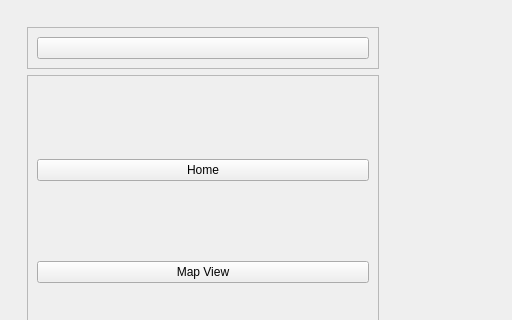
Old version of the form AsterixDecoder/interface.ui in the repository marmengolroig/Obelix; both pictures show x 0 to 512 and y 0 to 320 of the 800 by 600 pixel window.
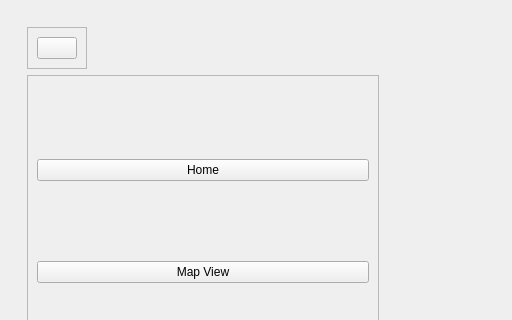
New version of the form. Icons and pictures are not drawn.

Commit message: cat21 dataitems

The edit to the form file:
```diff
--- a/AsterixDecoder/interface.ui
+++ b/AsterixDecoder/interface.ui
@@ -21,7 +21,7 @@
        <item>
         <widget class="QWidget" name="leftMenuSubcontainer" native="true">
          <layout class="QVBoxLayout" name="verticalLayout_2">
-          <item alignment="Qt::AlignTop">
+          <item alignment="Qt::AlignLeft">
            <widget class="QFrame" name="frame">
             <property name="frameShape">
              <enum>QFrame::StyledPanel</enum>
```
